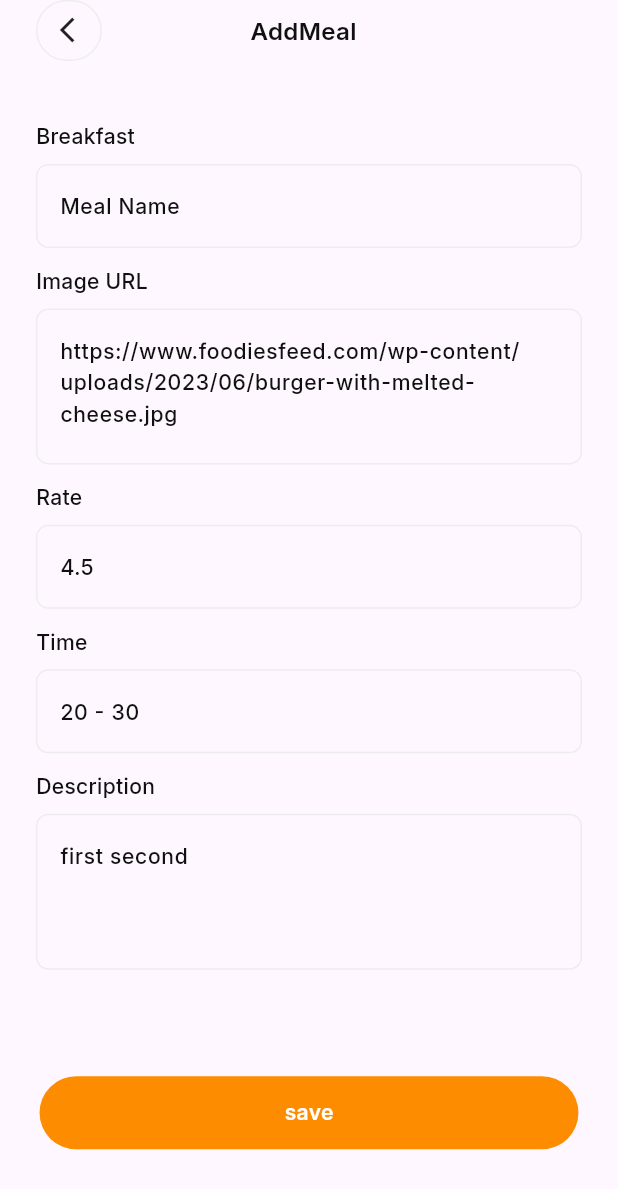
After one commit to Anas-Masri/meal_app, a Flutter app: the HomePage screen opened directly, after a tap on the "add" icon, on a phone screen of 412 x 824 dp. The commit adds this screen. Shown: the top 1189 px of the screen. Run offline on Flutter 3.47's test engine with Material 3 defaults, Android fonts, the phone set to English and light mode, and no system bars; our stand-ins replace cached_network_image, flutter_screenutil, shared_preferences, sqflite; accounts and stored records are empty.

Commit message:
finishing add meal view

```diff
--- a/lib/core/constant/app_colors.dart
+++ b/lib/core/constant/app_colors.dart
@@ -5,5 +5,7 @@ class AppColor {
   static Color whiteColor = const Color(0xffffffff);
   static Color blackColor = const Color(0xff101010);
   static Color greyColor = const Color(0xff878787);
+  static Color lightGreyColor = const Color(0xffEDEDED);
+
   static Color greyIndicatorColor = const Color(0xffC2C2C2);
 }
--- a/lib/core/constant/app_constants.dart
+++ b/lib/core/constant/app_constants.dart
@@ -1,4 +1,7 @@
+import 'package:flutter/material.dart';
+import 'package:flutter_screenutil/flutter_screenutil.dart';
 import 'package:meal_app/core/constant/app_assets.dart';
+import 'package:meal_app/core/constant/app_colors.dart';
 
 class AppConstants {
   static const List<Map<String, dynamic>> onboardingList = [
@@ -25,4 +28,8 @@ class AppConstants {
   ];
   // static bool isFirstTimeValue = false;
   static const String isNotFirstTimeKey = 'isFirstTimeKey';
+
+  static OutlineInputBorder border = OutlineInputBorder(
+      borderRadius: BorderRadius.circular(8.r),
+      borderSide: BorderSide(color: AppColor.lightGreyColor, width: 1));
 }
--- a/lib/main.dart
+++ b/lib/main.dart
@@ -1,50 +1,10 @@
 import 'package:flutter/material.dart';
 import 'package:flutter_screenutil/flutter_screenutil.dart';
-import 'package:meal_app/db_helper/db_helper.dart';
-import 'package:meal_app/model/meal_model.dart';
 import 'package:meal_app/views/onboarding.dart';
 
 void main() async {
   runApp(const MyApp());
   WidgetsFlutterBinding.ensureInitialized();
-  DbHelper dbHelper = DbHelper.instance;
-  // final prefs = await SharedPreferences.getInstance();
-  // print(prefs.getBool(AppConstants.isFirstTimeKey).toString());
-
-/*  dbHelper.insertMeal(MealModel(
-    name: 'burger',
-    imageUrl:
-        'https://www.allrecipes.com/thmb/UsNtGp9OgIsKw6cPqGQ-CxLmnTE=/1500x0/filters:no_upscale():max_bytes(150000):strip_icc()/AR-72657-best-hamburger-ever-ddmfs-4x3-hero-878e801ab30445988d007461782b3c25.jpg',
-    description:
-        'A typical burger meal, often referred to as a "burger combo" or "burger meal"',
-    rate: 4.5,
-    time: '20-30',
-  ));
-  dbHelper.insertMeal(MealModel(
-    name: 'burger',
-    imageUrl:
-        'https://www.allrecipes.com/thmb/UsNtGp9OgIsKw6cPqGQ-CxLmnTE=/1500x0/filters:no_upscale():max_bytes(150000):strip_icc()/AR-72657-best-hamburger-ever-ddmfs-4x3-hero-878e801ab30445988d007461782b3c25.jpg',
-    description: 'A typical burger meal',
-    rate: 3.5,
-    time: '5-20',
-  ));
-  dbHelper.insertMeal(MealModel(
-    name: 'burger',
-    imageUrl:
-        'https://www.allrecipes.com/thmb/UsNtGp9OgIsKw6cPqGQ-CxLmnTE=/1500x0/filters:no_upscale():max_bytes(150000):strip_icc()/AR-72657-best-hamburger-ever-ddmfs-4x3-hero-878e801ab30445988d007461782b3c25.jpg',
-    description: 'burger combo',
-    rate: 5,
-    time: '10-20',
-  ));
-  dbHelper.insertMeal(MealModel(
-    name: 'burger',
-    imageUrl:
-        'https://www.allrecipes.com/thmb/UsNtGp9OgIsKw6cPqGQ-CxLmnTE=/1500x0/filters:no_upscale():max_bytes(150000):strip_icc()/AR-72657-best-hamburger-ever-ddmfs-4x3-hero-878e801ab30445988d007461782b3c25.jpg',
-    description:
-        'A typical burger meal, often referred to as a "burger combo" or "burger meal"',
-    rate: 4,
-    time: '15-20',
-  ));*/
 }
 
 class MyApp extends StatelessWidget {
--- /dev/null
+++ b/lib/views/add_meal.dart
@@ -0,0 +1,109 @@
+import 'package:flutter/material.dart';
+import 'package:flutter_screenutil/flutter_screenutil.dart';
+import 'package:meal_app/core/constant/app_colors.dart';
+import 'package:meal_app/core/constant/app_text_styles.dart';
+import 'package:meal_app/views/widgets/custom_text_field.dart';
+
+class AddMeal extends StatelessWidget {
+  const AddMeal({super.key});
+
+  @override
+  Widget build(BuildContext context) {
+    return Scaffold(
+      body: SafeArea(
+        child: Padding(
+          padding: const EdgeInsets.symmetric(horizontal: 24),
+          child: SingleChildScrollView(
+            child: Column(
+              children: [
+                Row(
+                  children: [
+                    Container(
+                        padding: EdgeInsets.only(right: 2.w),
+                        width: 40.w,
+                        height: 40.h,
+                        decoration: BoxDecoration(
+                            border: Border.all(color: AppColor.lightGreyColor),
+                            borderRadius: BorderRadius.circular(36.r)),
+                        child: const Icon(Icons.arrow_back_ios_new, size: 20)),
+                    SizedBox(width: 90.w),
+                    Text('AddMeal', style: AppTextStyles.style16black600),
+                    const Spacer()
+                  ],
+                ),
+                SizedBox(height: 28.h),
+                const CustomTextField(
+                    title: 'Breakfast', hintText: 'Meal Name'),
+                const CustomTextField(
+                    maxLine: 3,
+                    title: 'Image URL',
+                    hintText:
+                        'https://www.foodiesfeed.com/wp-content/uploads/2023/06/burger-with-melted-cheese.jpg'),
+                const CustomTextField(title: 'Rate', hintText: '4.5'),
+                const CustomTextField(title: 'Time', hintText: '20 - 30'),
+                const CustomTextField(
+                    maxLine: 3, title: 'Description', hintText: 'first second'),
+                SizedBox(height: 70.h),
+                Container(
+                  width: 327.w,
+                  height: 48.h,
+                  decoration: BoxDecoration(
+                      color: AppColor.primaryColor,
+                      borderRadius: BorderRadius.circular(100.r)),
+                  child: Center(
+                    child: Text(
+                      'save',
+                      style: AppTextStyles.style14white600,
+                    ),
+                  ),
+                )
+              ],
+            ),
+          ),
+        ),
+      ),
+    );
+  }
+}
+
+
+
+
+
+
+  // DbHelper dbHelper = DbHelper.instance;
+
+/*  dbHelper.insertMeal(MealModel(
+    name: 'burger',
+    imageUrl:
+        'https://www.allrecipes.com/thmb/UsNtGp9OgIsKw6cPqGQ-CxLmnTE=/1500x0/filters:no_upscale():max_bytes(150000):strip_icc()/AR-72657-best-hamburger-ever-ddmfs-4x3-hero-878e801ab30445988d007461782b3c25.jpg',
+    description:
+        'A typical burger meal, often referred to as a "burger combo" or "burger meal"',
+    rate: 4.5,
+    time: '20-30',
+  ));
+  dbHelper.insertMeal(MealModel(
+    name: 'burger',
+    imageUrl:
+        'https://www.allrecipes.com/thmb/UsNtGp9OgIsKw6cPqGQ-CxLmnTE=/1500x0/filters:no_upscale():max_bytes(150000):strip_icc()/AR-72657-best-hamburger-ever-ddmfs-4x3-hero-878e801ab30445988d007461782b3c25.jpg',
+    description: 'A typical burger meal',
+    rate: 3.5,
+    time: '5-20',
+  ));
+  dbHelper.insertMeal(MealModel(
+    name: 'burger',
+    imageUrl:
+        'https://www.allrecipes.com/thmb/UsNtGp9OgIsKw6cPqGQ-CxLmnTE=/1500x0/filters:no_upscale():max_bytes(150000):strip_icc()/AR-72657-best-hamburger-ever-ddmfs-4x3-hero-878e801ab30445988d007461782b3c25.jpg',
+    description: 'burger combo',
+    rate: 5,
+    time: '10-20',
+  ));
+  dbHelper.insertMeal(MealModel(
+    name: 'burger',
+    imageUrl:
+        'https://www.allrecipes.com/thmb/UsNtGp9OgIsKw6cPqGQ-CxLmnTE=/1500x0/filters:no_upscale():max_bytes(150000):strip_icc()/AR-72657-best-hamburger-ever-ddmfs-4x3-hero-878e801ab30445988d007461782b3c25.jpg',
+    description:
+        'A typical burger meal, often referred to as a "burger combo" or "burger meal"',
+    rate: 4,
+    time: '15-20',
+  ));*/
--- a/lib/views/home_page.dart
+++ b/lib/views/home_page.dart
@@ -1,14 +1,10 @@
-import 'dart:developer';
-
 import 'package:flutter/material.dart';
 import 'package:flutter_screenutil/flutter_screenutil.dart';
 import 'package:meal_app/core/constant/app_colors.dart';
-import 'package:meal_app/core/constant/app_constants.dart';
 import 'package:meal_app/core/constant/app_text_styles.dart';
-import 'package:meal_app/db_helper/db_helper.dart';
+import 'package:meal_app/core/services/db_helper/db_helper.dart';
 import 'package:meal_app/model/meal_model.dart';
-import 'package:sqflite/sqflite.dart';
-
+import 'package:meal_app/views/add_meal.dart';
 import '../core/constant/app_assets.dart';
 import 'widgets/grid_view_item_builder.dart';
 
@@ -21,7 +17,15 @@ class HomePage extends StatelessWidget {
     // dbHealpoer.getMeals().then((value) => print(value));
 
     return Scaffold(
-      floatingActionButton: Container(
+      floatingActionButton: GestureDetector(
+        onTap: () {
+          Navigator.push(
+              context,
+              MaterialPageRoute(
+                builder: (context) => const AddMeal(),
+              ));
+        },
+        child: Container(
           decoration: BoxDecoration(
               color: AppColor.whiteColor,
               borderRadius: BorderRadius.circular(60),
@@ -32,6 +36,7 @@ class HomePage extends StatelessWidget {
             Icons.add,
             color: AppColor.primaryColor,
             size: 40,
+          ),
         ),
       ),
       body: Column(
--- /dev/null
+++ b/lib/views/widgets/custom_text_field.dart
@@ -0,0 +1,42 @@
+import 'package:flutter/material.dart';
+import 'package:flutter_screenutil/flutter_screenutil.dart';
+import 'package:meal_app/core/constant/app_colors.dart';
+import 'package:meal_app/core/constant/app_constants.dart';
+import 'package:meal_app/core/constant/app_text_styles.dart';
+
+class CustomTextField extends StatelessWidget {
+  const CustomTextField({
+    super.key,
+    required this.title,
+    required this.hintText,
+    this.maxLine,
+  });
+  final String title;
+  final String hintText;
+  final int? maxLine;
+
+  @override
+  Widget build(BuildContext context) {
+    return Column(
+      crossAxisAlignment: CrossAxisAlignment.start,
+      children: [
+        SizedBox(height: 12.h),
+        Text(
+          title,
+          style: AppTextStyles.style14black500,
+        ),
+        SizedBox(height: 8.h),
+        TextField(
+          maxLines: maxLine ?? 1,
+          decoration: InputDecoration(
+              hintText: hintText,
+              hintStyle: AppTextStyles.style14black500,
+              border: AppConstants.border,
+              enabledBorder: AppConstants.border,
+              focusedBorder: AppConstants.border.copyWith(
+                  borderSide: BorderSide(color: AppColor.primaryColor))),
+        )
+      ],
+    );
+  }
+}
```
Also changed, not shown: lib/core/services/api/status_class.dart (deleted, +0 -13 lines), lib/core/services/connectivity/check_internet.dart (deleted, +0 -13 lines), lib/core/services/db_helper/db_helper.dart (renamed from lib/db_helper/db_helper.dart). Lines whose indentation alone changed are shown as unchanged.
